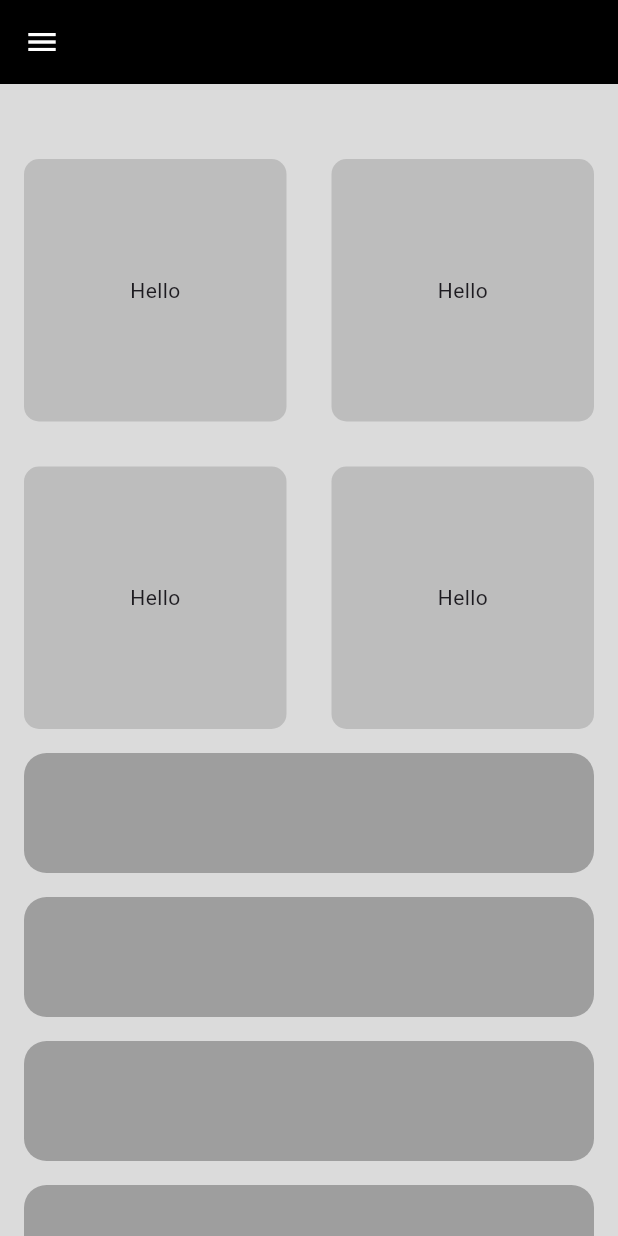
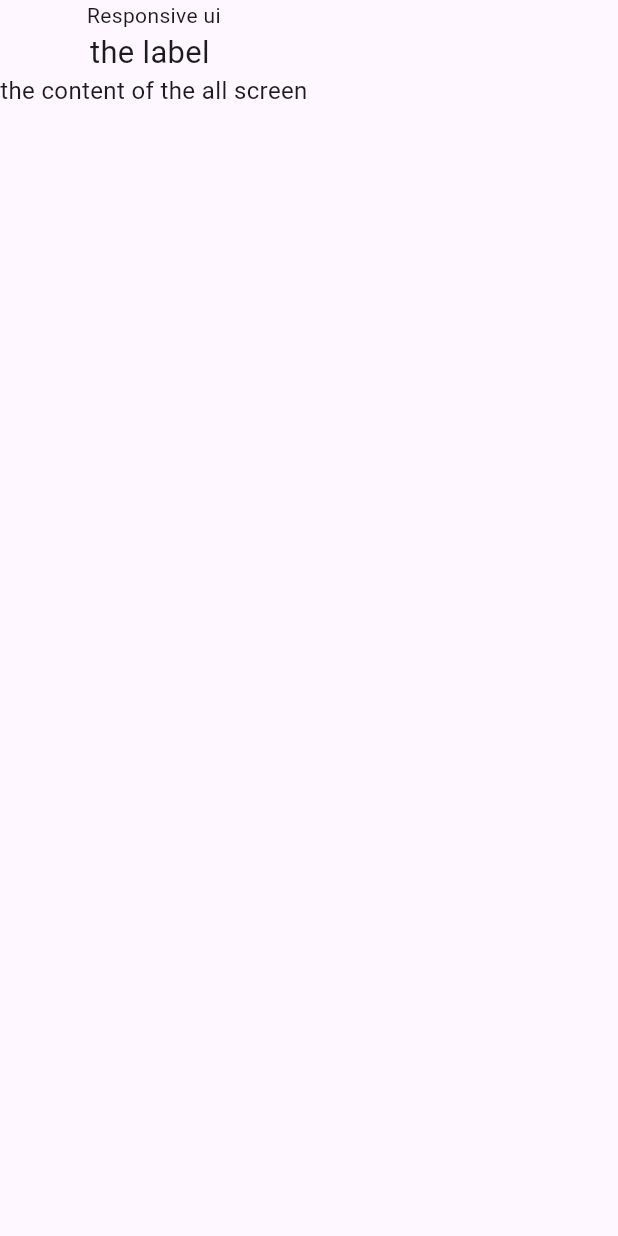
Before and after one commit to MohamedMahmoudAli/responsive_course, a Flutter app: the screen it shows after launch, on a phone screen of 412 x 824 dp. Run offline on Flutter 3.47's test engine with Material 3 defaults, Android fonts, the phone set to English and light mode, and no system bars; our stand-ins replace device_preview, font_awesome_flutter.

Commit message:
text widget

```diff
--- a/lib/main.dart
+++ b/lib/main.dart
@@ -1,8 +1,14 @@
+import 'package:device_preview/device_preview.dart';
 import 'package:flutter/material.dart';
 import 'package:responsive_course/Screens/HomeScreen.dart';
 
 void main() {
-  runApp(const MyApp());
+  runApp(DevicePreview(
+    builder: (BuildContext context) {
+      return const MyApp();
+    },
+    enabled: true,
+  ));
 }
 
 class MyApp extends StatelessWidget {
@@ -15,6 +21,36 @@ class MyApp extends StatelessWidget {
         debugShowCheckedModeBanner: false,
         title: 'Flutter Demo',
         theme: ThemeData(),
-        home: const HomeScreen());
+        home: const TextPreview());
   }
 }
+
+class TextPreview extends StatelessWidget {
+  const TextPreview({super.key});
+
+  @override
+  Widget build(BuildContext context) {
+    return Scaffold(
+      body: Column(
+        children: [
+          const Text("Responsive ui"),
+          Text(
+            "the label ",
+            style: TextStyle(fontSize: MediaQuery.of(context).size.width * .05),
+          ),
+          const Text(
+            "the content of the all screen",
+            style: TextStyle(fontSize: 16),
+          )
+        ],
+      ),
+    );
+  }
+}
+
+double getResponsiveFontSize(
+
+  {required double width }
+){
+  return width * .05;
+}
--- a/pubspec.yaml
+++ b/pubspec.yaml
@@ -36,6 +36,7 @@ dependencies:
   # Use with the CupertinoIcons class for iOS style icons.
   cupertino_icons: ^1.0.2
   font_awesome_flutter: ^10.7.0
+  device_preview: ^1.1.0
 
 dev_dependencies:
   flutter_test:
```
Also changed, not shown: pubspec.lock, 1 other file.
